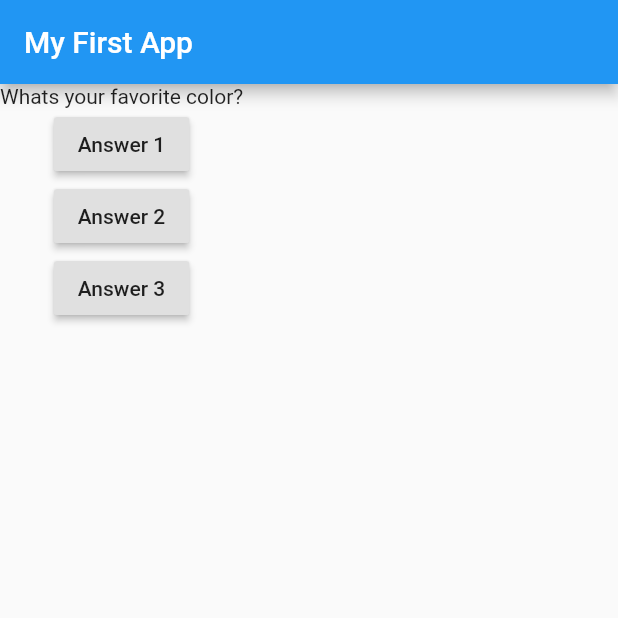
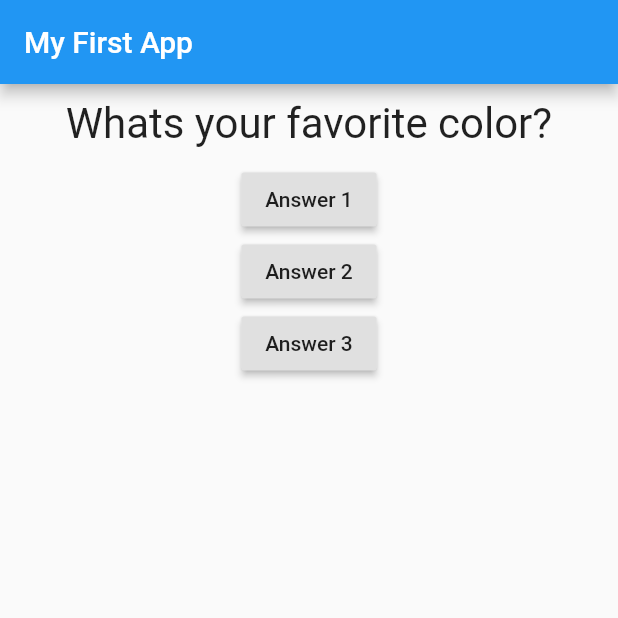
Before and after one commit to sahil1sk/flutter, a Flutter app: the screen it shows after launch, on a phone screen of 412 x 824 dp, the top half of it. Run offline on Flutter 3.47's test engine with Material 2 defaults, Android fonts, the light colour scheme and no system bars.

Commit message:
First Styling

```diff
--- a/lib/question.dart
+++ b/lib/question.dart
@@ -8,6 +8,14 @@
 
   @override
   Widget build(BuildContext context) {
-    return Text(questionText);
+    return Container(
+      width: double.infinity, // double.infinity means take all width available
+      margin: EdgeInsets.all(10), //EdgeInsets.all means setting margin in all direaction 10
+      child: Text(
+        questionText,
+        style: TextStyle(fontSize: 28),
+        textAlign: TextAlign.center,
+      ),
+    );
   }
 }
```
